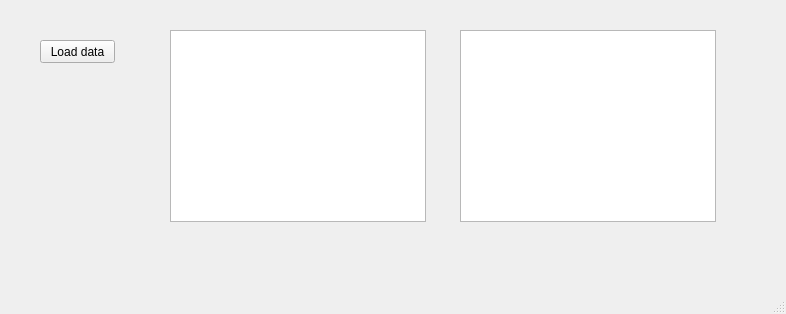
This is gui/qt_gui.ui in JeschkeLab/DeerLab as Qt 5 draws it before an edit. The edited form follows.
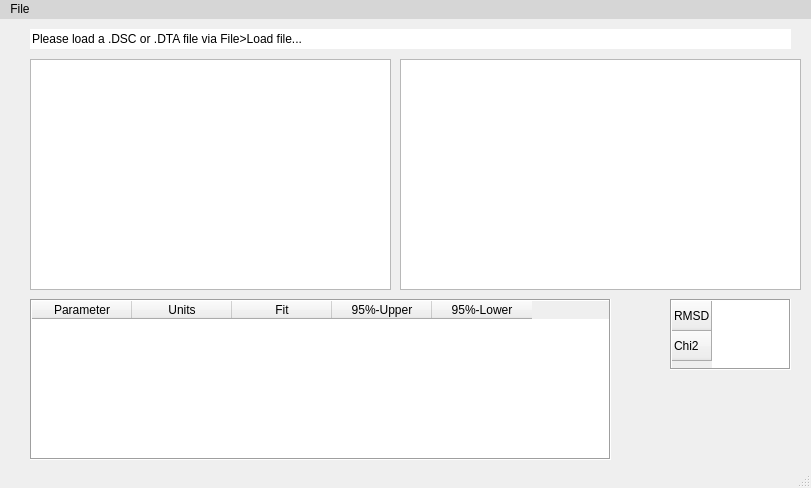
This is the edited form. Custom widgets are drawn as their Qt base class.

Commit message: added Qt-based GUI

What changed in the file:
```diff
--- a/gui/qt_gui.ui
+++ b/gui/qt_gui.ui
@@ -6,59 +6,207 @@
    <rect>
     <x>0</x>
     <y>0</y>
-    <width>786</width>
-    <height>314</height>
+    <width>811</width>
+    <height>488</height>
    </rect>
   </property>
   <property name="windowTitle">
    <string>MainWindow</string>
   </property>
+  <property name="styleSheet">
+   <string notr="true">background:'white'</string>
+  </property>
   <widget class="QWidget" name="centralwidget">
-   <widget class="QPushButton" name="loadButton">
-    <property name="geometry">
-     <rect>
-      <x>40</x>
-      <y>40</y>
-      <width>75</width>
-      <height>23</height>
-     </rect>
-    </property>
-    <property name="text">
-     <string>Load data</string>
-    </property>
-   </widget>
    <widget class="PlotWidget" name="timeDomain">
     <property name="geometry">
      <rect>
-      <x>170</x>
-      <y>30</y>
-      <width>256</width>
-      <height>192</height>
+      <x>30</x>
+      <y>40</y>
+      <width>361</width>
+      <height>231</height>
      </rect>
     </property>
    </widget>
    <widget class="PlotWidget" name="distanceDomain">
     <property name="geometry">
      <rect>
-      <x>460</x>
-      <y>30</y>
-      <width>256</width>
-      <height>192</height>
+      <x>400</x>
+      <y>40</y>
+      <width>401</width>
+      <height>231</height>
      </rect>
     </property>
    </widget>
+   <widget class="QTableWidget" name="GoodnessOfFitTable">
+    <property name="geometry">
+     <rect>
+      <x>670</x>
+      <y>280</y>
+      <width>121</width>
+      <height>71</height>
+     </rect>
+    </property>
+    <property name="font">
+     <font>
+      <kerning>true</kerning>
+     </font>
+    </property>
+    <property name="styleSheet">
+     <string notr="true"/>
+    </property>
+    <property name="frameShape">
+     <enum>QFrame::Box</enum>
+    </property>
+    <property name="editTriggers">
+     <set>QAbstractItemView::NoEditTriggers</set>
+    </property>
+    <property name="showGrid">
+     <bool>false</bool>
+    </property>
+    <property name="wordWrap">
+     <bool>true</bool>
+    </property>
+    <property name="cornerButtonEnabled">
+     <bool>false</bool>
+    </property>
+    <property name="columnCount">
+     <number>1</number>
+    </property>
+    <attribute name="horizontalHeaderVisible">
+     <bool>false</bool>
+    </attribute>
+    <attribute name="horizontalHeaderHighlightSections">
+     <bool>true</bool>
+    </attribute>
+    <attribute name="verticalHeaderVisible">
+     <bool>true</bool>
+    </attribute>
+    <row>
+     <property name="text">
+      <string>RMSD</string>
+     </property>
+    </row>
+    <row>
+     <property name="text">
+      <string>Chi2</string>
+     </property>
+    </row>
+    <column>
+     <property name="text">
+      <string>Vexp</string>
+     </property>
+    </column>
+   </widget>
+   <widget class="QTableWidget" name="FitParamTable">
+    <property name="geometry">
+     <rect>
+      <x>30</x>
+      <y>280</y>
+      <width>581</width>
+      <height>161</height>
+     </rect>
+    </property>
+    <property name="styleSheet">
+     <string notr="true"/>
+    </property>
+    <property name="frameShape">
+     <enum>QFrame::Box</enum>
+    </property>
+    <property name="sizeAdjustPolicy">
+     <enum>QAbstractScrollArea::AdjustToContents</enum>
+    </property>
+    <property name="editTriggers">
+     <set>QAbstractItemView::NoEditTriggers</set>
+    </property>
+    <property name="showGrid">
+     <bool>false</bool>
+    </property>
+    <attribute name="horizontalHeaderVisible">
+     <bool>true</bool>
+    </attribute>
+    <column>
+     <property name="text">
+      <string>Parameter</string>
+     </property>
+    </column>
+    <column>
+     <property name="text">
+      <string>Units</string>
+     </property>
+    </column>
+    <column>
+     <property name="text">
+      <string>Fit</string>
+     </property>
+    </column>
+    <column>
+     <property name="text">
+      <string>95%-Upper</string>
+     </property>
+    </column>
+    <column>
+     <property name="text">
+      <string>95%-Lower</string>
+     </property>
+    </column>
+   </widget>
+   <widget class="QLineEdit" name="statusBar">
+    <property name="geometry">
+     <rect>
+      <x>30</x>
+      <y>10</y>
+      <width>761</width>
+      <height>20</height>
+     </rect>
+    </property>
+    <property name="text">
+     <string>Please load a .DSC or .DTA file via File&gt;Load file...</string>
+    </property>
+    <property name="frame">
+     <bool>false</bool>
+    </property>
+    <property name="readOnly">
+     <bool>true</bool>
+    </property>
+   </widget>
   </widget>
+  <widget class="QStatusBar" name="statusbar"/>
   <widget class="QMenuBar" name="menubar">
    <property name="geometry">
     <rect>
      <x>0</x>
      <y>0</y>
-     <width>786</width>
-     <height>21</height>
+     <width>811</width>
+     <height>20</height>
     </rect>
    </property>
+   <property name="autoFillBackground">
+    <bool>false</bool>
+   </property>
+   <property name="styleSheet">
+    <string notr="true">background:rgb(214, 214, 214);
+font-family: 'Lato', sans-serif;
+selection-background-color: darkblue</string>
+   </property>
+   <widget class="QMenu" name="menuFile">
+    <property name="title">
+     <string>File</string>
+    </property>
+    <addaction name="actionLoad_file"/>
+    <addaction name="actionExit"/>
+   </widget>
+   <addaction name="menuFile"/>
   </widget>
-  <widget class="QStatusBar" name="statusbar"/>
+  <action name="actionLoad_file">
+   <property name="text">
+    <string>Load file...</string>
+   </property>
+  </action>
+  <action name="actionExit">
+   <property name="text">
+    <string>Exit</string>
+   </property>
+  </action>
  </widget>
  <customwidgets>
   <customwidget>
```
The commit also changes 5 other files.
